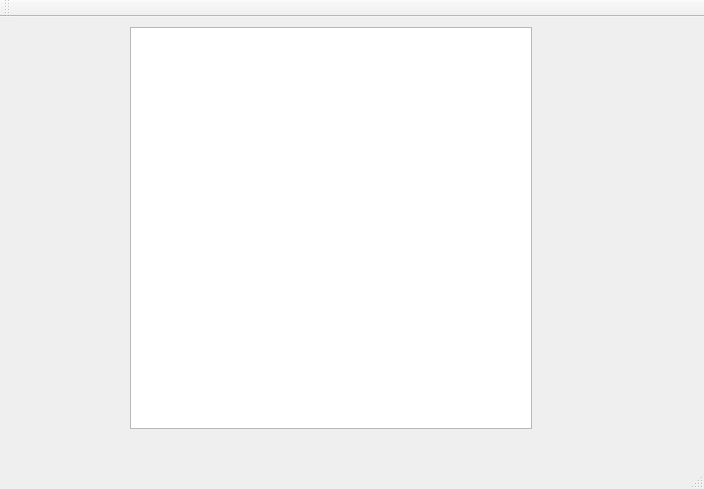
Old version of the form graphics/rowindow.ui in the repository GaAlf/ro.
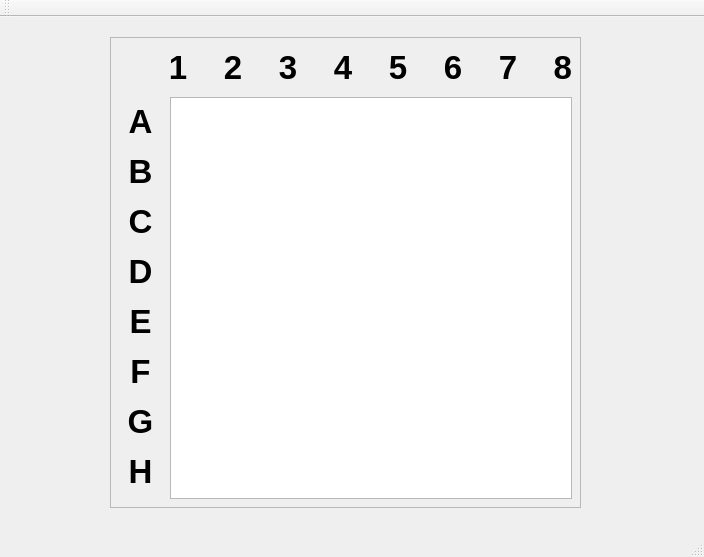
New version of the form.

Patch:
```diff
--- a/graphics/rowindow.ui
+++ b/graphics/rowindow.ui
@@ -7,20 +7,35 @@
     <x>0</x>
     <y>0</y>
     <width>704</width>
-    <height>489</height>
+    <height>557</height>
    </rect>
   </property>
   <property name="windowTitle">
    <string>ROWindow</string>
   </property>
   <widget class="QWidget" name="centralWidget">
+   <widget class="QFrame" name="frame">
+    <property name="geometry">
+     <rect>
+      <x>110</x>
+      <y>20</y>
+      <width>471</width>
+      <height>471</height>
+     </rect>
+    </property>
+    <property name="frameShape">
+     <enum>QFrame::StyledPanel</enum>
+    </property>
+    <property name="frameShadow">
+     <enum>QFrame::Raised</enum>
+    </property>
    <widget class="QGraphicsView" name="graphicsView">
     <property name="geometry">
      <rect>
-      <x>130</x>
-      <y>10</y>
-      <width>410</width>
-      <height>410</height>
+       <x>60</x>
+       <y>60</y>
+       <width>402</width>
+       <height>402</height>
      </rect>
     </property>
     <property name="minimumSize">
@@ -41,6 +56,65 @@
       <height>400</height>
      </size>
     </property>
+    </widget>
+    <widget class="QLabel" name="lcolumnLetters">
+     <property name="geometry">
+      <rect>
+       <x>10</x>
+       <y>60</y>
+       <width>41</width>
+       <height>401</height>
+      </rect>
+     </property>
+     <property name="font">
+      <font>
+       <pointsize>25</pointsize>
+       <weight>75</weight>
+       <bold>true</bold>
+      </font>
+     </property>
+     <property name="text">
+      <string>&lt;html&gt;&lt;head/&gt;&lt;body&gt;&lt;p&gt;A&lt;/p&gt;&lt;p&gt;B&lt;/p&gt;&lt;p&gt;C&lt;/p&gt;&lt;p&gt;D&lt;/p&gt;&lt;p&gt;E&lt;/p&gt;&lt;p&gt;F&lt;/p&gt;&lt;p&gt;G&lt;/p&gt;&lt;p&gt;H&lt;/p&gt;&lt;/body&gt;&lt;/html&gt;</string>
+     </property>
+     <property name="alignment">
+      <set>Qt::AlignCenter</set>
+     </property>
+     <property name="margin">
+      <number>0</number>
+     </property>
+     <property name="indent">
+      <number>-1</number>
+     </property>
+    </widget>
+    <widget class="QLabel" name="llineNumbers">
+     <property name="geometry">
+      <rect>
+       <x>60</x>
+       <y>10</y>
+       <width>401</width>
+       <height>41</height>
+      </rect>
+     </property>
+     <property name="font">
+      <font>
+       <pointsize>25</pointsize>
+       <weight>75</weight>
+       <bold>true</bold>
+      </font>
+     </property>
+     <property name="text">
+      <string>1    2    3    4    5    6    7    8</string>
+     </property>
+     <property name="textFormat">
+      <enum>Qt::PlainText</enum>
+     </property>
+     <property name="alignment">
+      <set>Qt::AlignCenter</set>
+     </property>
+     <property name="wordWrap">
+      <bool>false</bool>
+     </property>
+    </widget>
    </widget>
   </widget>
   <widget class="QMenuBar" name="menuBar">
```
Lines whose indentation alone changed are shown as unchanged.
